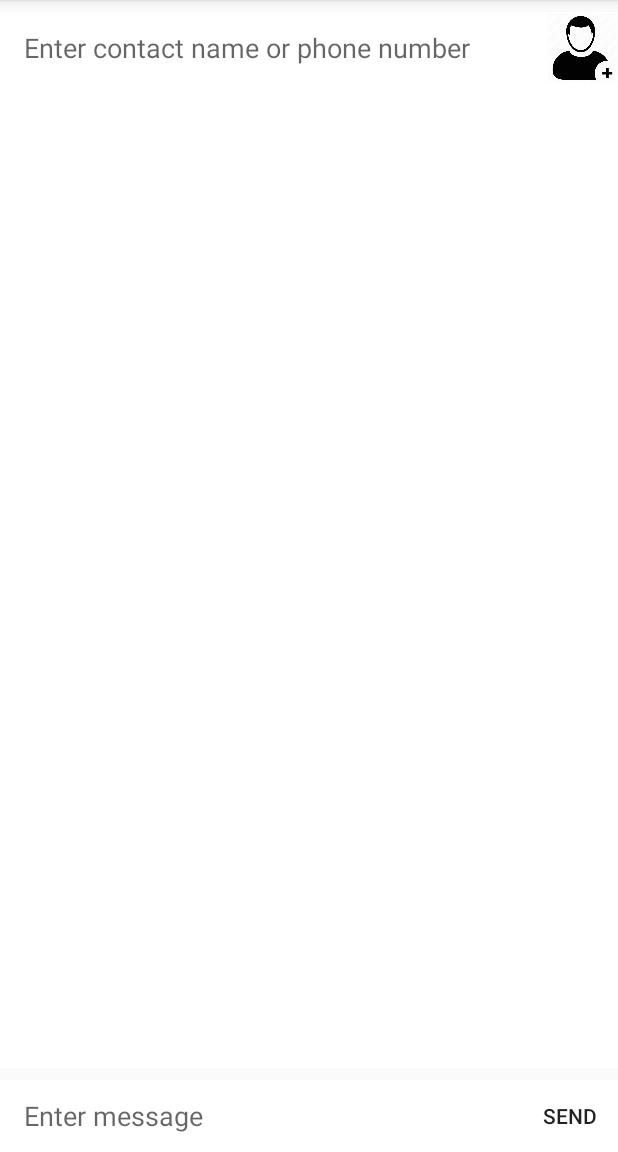
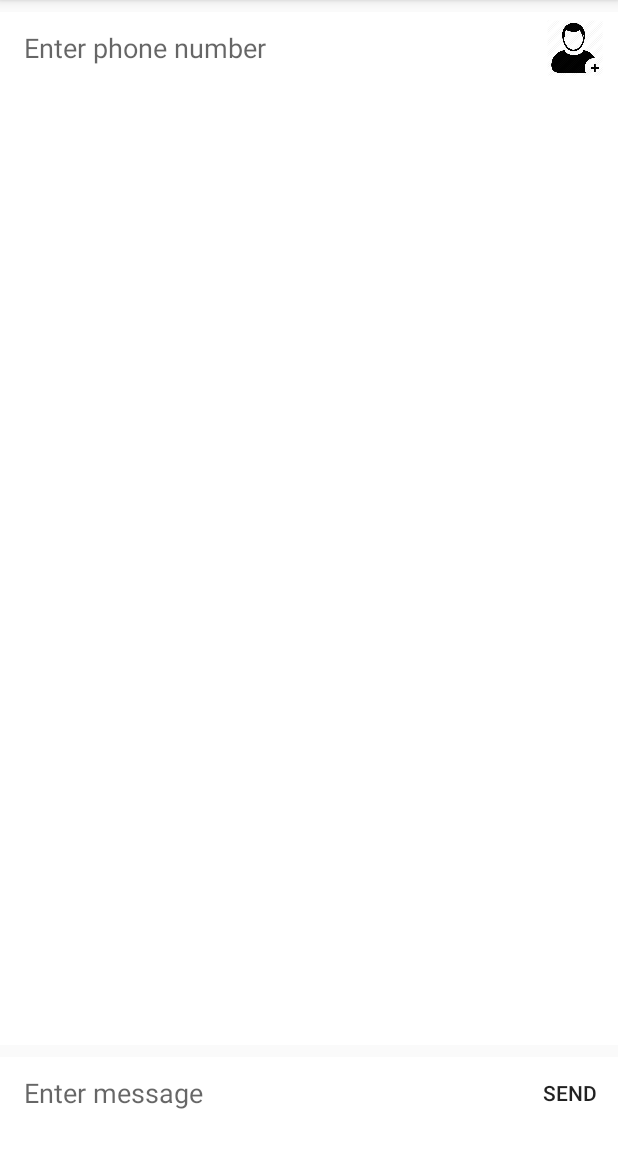
Before and after one commit to mhd3v/FilteredMessaging-Android, an Android app: the NewMessage screen opened directly, with no data from a screen before it, on a phone screen of 412 x 824 dp, the part 84-1236 px from its top. Run offline under Robolectric (Android 15) with nearby library versions, the phone set to English and light mode, and no system bars.

Commit message:
cleaned up new message activity. Fixed FAB dimensions

```diff
--- a/app/src/main/res/layout/activity_new_message.xml
+++ b/app/src/main/res/layout/activity_new_message.xml
@@ -45,7 +45,8 @@
             android:layout_marginRight="16dp"
             android:layout_weight="1"
             android:background="@android:color/transparent"
-            android:hint="Enter contact name or phone number"
+            android:hint="Enter phone number"
+            android:inputType="phone"
             android:maxLines="6" />
 
         <ImageView
@@ -53,6 +54,7 @@
             android:layout_width="47dp"
             android:layout_height="match_parent"
             android:onClick="onAddContactIcon"
+            android:paddingRight="10dp"
             app:srcCompat="@drawable/addcontact" />
 
     </LinearLayout>
@@ -65,6 +67,7 @@
         android:background="#ffffff"
         android:minHeight="48dp"
         android:orientation="horizontal"
+        android:paddingBottom="15dp"
         app:layout_constraintBottom_toBottomOf="parent"
         app:layout_constraintHorizontal_bias="0.0"
         app:layout_constraintLeft_toLeftOf="parent"
--- a/app/src/main/res/values/colors.xml
+++ b/app/src/main/res/values/colors.xml
@@ -1,6 +1,6 @@
 <?xml version="1.0" encoding="utf-8"?>
 <resources>
     <color name="colorPrimary">#3f51b5</color>
-    <color name="colorPrimaryDark">#303F9F</color>
+    <color name="colorPrimaryDark">#303f9f</color>
     <color name="colorAccent">#ff4081</color>
 </resources>
```
Also changed, not shown: app/src/main/java/mhd3v/filteredsms/CoversationActivity.java (+0 -14 lines), app/src/main/java/mhd3v/filteredsms/NewMessage.java (+23 -8 lines), app/src/main/java/mhd3v/filteredsms/Tab1Fragment.java (+6 -6 lines), app/src/main/java/mhd3v/filteredsms/Tab2Fragment.java (+6 -1 lines), app/src/main/res/layout/activity_main.xml (+5 -5 lines), app/src/main/res/drawable-hdpi/fab_add.png, app/src/main/res/drawable-mdpi/fab_add.png, app/src/main/res/drawable-xhdpi/fab_add.png, app/src/main/res/drawable-xxhdpi/fab_add.png.
